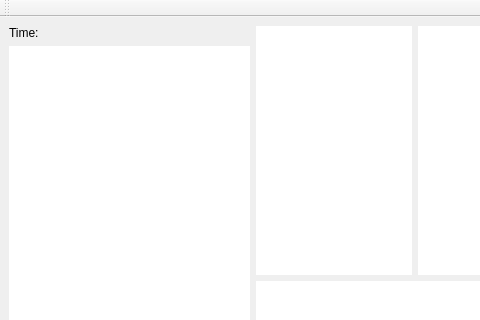
Old version of the form trade_monitor/trade_monitor/ttm/histogram.ui in the repository takkin-takilog/namake-trader; both pictures show x 0 to 480 and y 0 to 320 of the 746 by 560 pixel window.
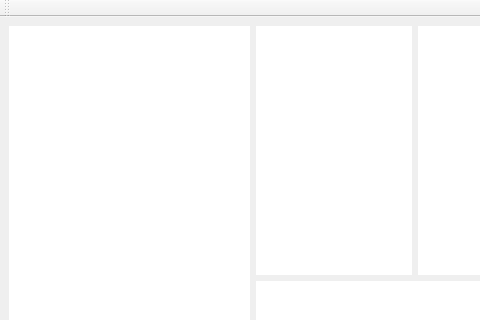
New version of the form.

```diff
--- a/trade_monitor/trade_monitor/ttm/histogram.ui
+++ b/trade_monitor/trade_monitor/ttm/histogram.ui
@@ -16,17 +16,10 @@
   <widget class="QWidget" name="centralwidget">
    <layout class="QHBoxLayout" name="horizontalLayout_2" stretch="1,2">
     <item>
-     <layout class="QVBoxLayout" name="verticalLayout" stretch="0,0">
+     <layout class="QVBoxLayout" name="verticalLayout" stretch="0">
       <property name="sizeConstraint">
        <enum>QLayout::SetDefaultConstraint</enum>
       </property>
-      <item>
-       <widget class="QLabel" name="label">
-        <property name="text">
-         <string>Time:</string>
-        </property>
-       </widget>
-      </item>
       <item>
        <widget class="QWidget" name="widget_TreeView" native="true">
         <property name="sizePolicy">
```
